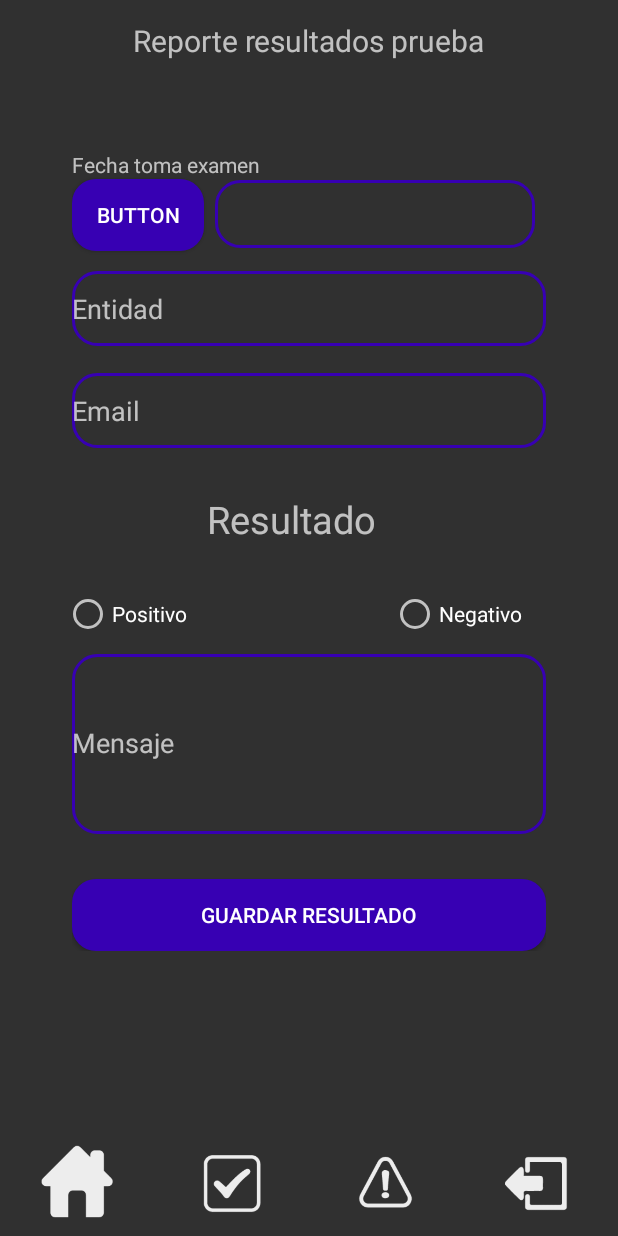
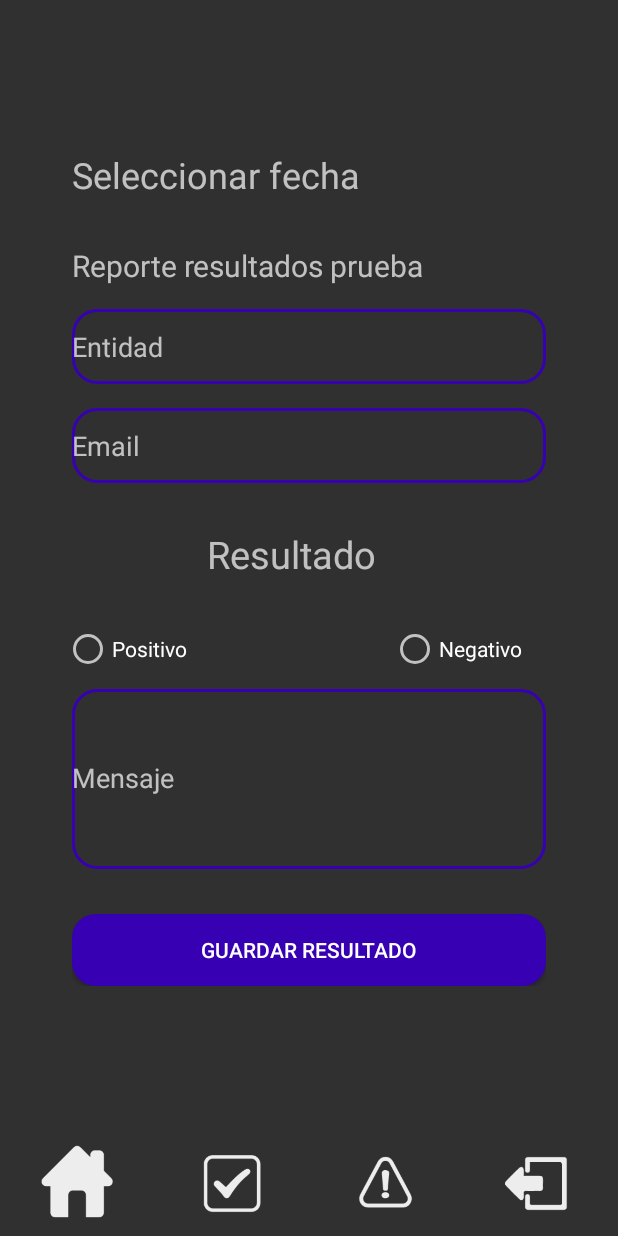
Before and after one commit to spolo1/Proyecto-SeCoCo, an Android app: the Resultados screen opened directly, with no data from a screen before it, on a phone screen of 412 x 824 dp. Run offline under Robolectric (Android 15) with nearby library versions, the phone set to English and light mode, and no system bars; our stand-ins replace Firebase (no records; nobody signed in at launch, a user with empty details on screens opened directly).

Commit message:
Cambio interfaz Resultados, cambio formato envió de correos a un sistema automático, creación colección para citas asignadas a usuarios

```diff
--- a/ProjectSeCoCo/app/src/main/res/layout/activity_resultados.xml
+++ b/ProjectSeCoCo/app/src/main/res/layout/activity_resultados.xml
@@ -5,17 +5,6 @@
     android:layout_width="match_parent"
     android:layout_height="match_parent"
     tools:context=".Resultados">
-
-    <TextView
-        android:id="@+id/textView6"
-        android:layout_width="wrap_content"
-        android:layout_height="wrap_content"
-        android:layout_marginTop="13dp"
-        android:text="@string/resu"
-        android:textSize="20sp"
-        app:layout_constraintEnd_toEndOf="parent"
-        app:layout_constraintStart_toStartOf="parent"
-        app:layout_constraintTop_toTopOf="parent" />
 
     <ScrollView
         android:id="@+id/scrollView4"
@@ -44,29 +33,19 @@
                 android:orientation="vertical">
 
                 <TextView
-                    android:id="@+id/textView7"
+                    android:id="@+id/selectDate2"
+                    android:layout_width="match_parent"
+                    android:layout_height="50sp"
+                    android:text="@string/date"
+                    android:textSize="24sp" />
+
+                <TextView
+                    android:id="@+id/textView6"
                     android:layout_width="match_parent"
                     android:layout_height="wrap_content"
-                    android:text="@string/Fecha" />
-
-                <Button
-                    android:id="@+id/datepicker"
-                    android:layout_width="wrap_content"
-                    android:layout_height="wrap_content"
-                    android:background="@drawable/button_rounded"
-                    android:text="Button" />
-
-                <EditText
-                    android:id="@+id/fecha"
-                    android:layout_width="wrap_content"
-                    android:layout_height="45dp"
-                    android:layout_marginStart="95dp"
-                    android:layout_marginLeft="95dp"
-                    android:layout_marginTop="-47dp"
-                    android:background="@drawable/button_rounded_border"
-                    android:editable="true"
-                    android:ems="10"
-                    android:inputType="textPersonName" />
+                    android:layout_marginTop="13dp"
+                    android:text="@string/resu"
+                    android:textSize="20sp" />
 
                 <EditText
                     android:id="@+id/entidadexam"
```
Also changed, not shown: ProjectSeCoCo/app/build.gradle (+6 -2 lines), ProjectSeCoCo/app/src/main/AndroidManifest.xml (+7 -1 lines), ProjectSeCoCo/app/src/main/java/com/example/project_secoco/Citar_Toma_de_Muestras.java (+51 -5 lines), ProjectSeCoCo/app/src/main/java/com/example/project_secoco/GMailSender.java (added, +63 -0 lines), ProjectSeCoCo/app/src/main/java/com/example/project_secoco/JSSEProvider.java (added, +19 -0 lines), ProjectSeCoCo/app/src/main/java/com/example/project_secoco/Resultados.java (+66 -54 lines).
